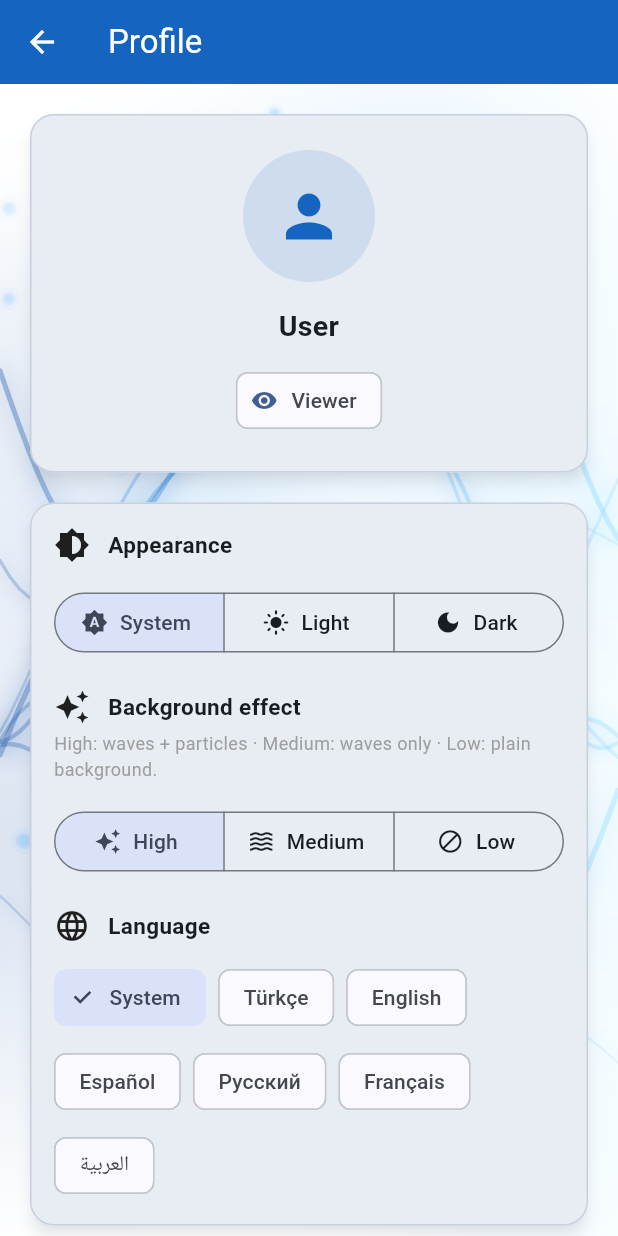
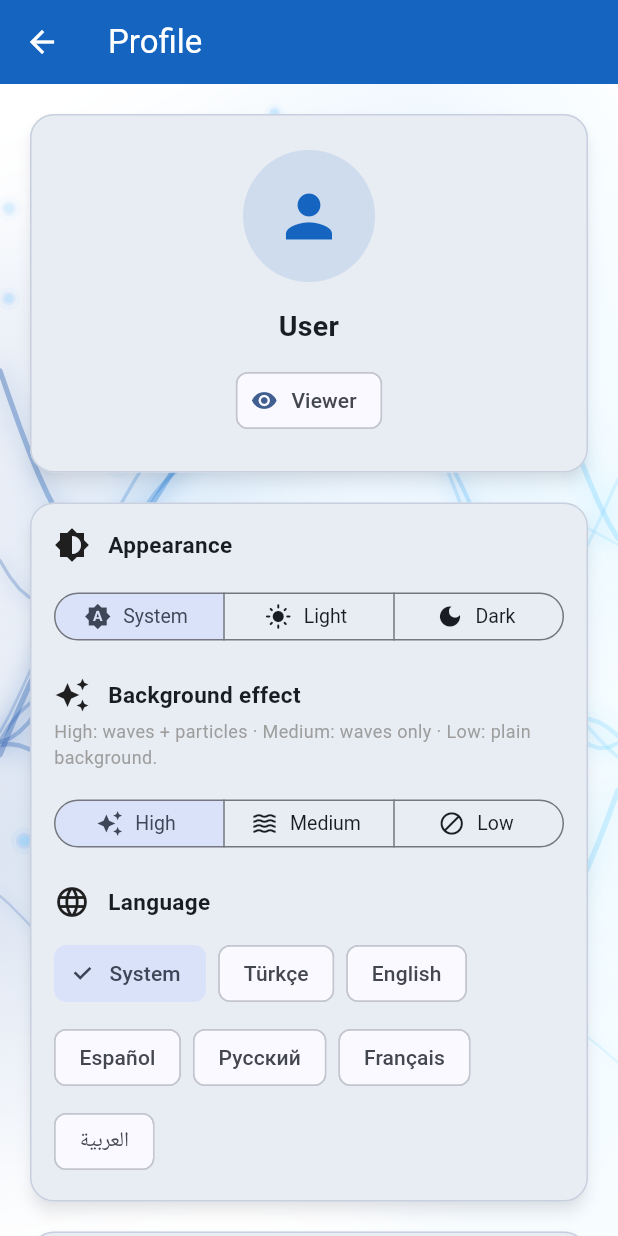
Before and after one commit to mefepalta/spor_okulu, a Flutter app: the screen it shows once a user with an empty profile is signed in, after a tap on the "account circle" icon, on a phone screen of 412 x 824 dp. Run offline on Flutter 3.47's test engine with Material 3 defaults, Android fonts, the phone set to English and light mode, and no system bars; our stand-ins replace cloud_firestore, firebase_auth, firebase_core, fl_chart, image_picker, shared_preferences; accounts and stored records are empty.

Commit message:
i18n: uzun etiketlerde tasma onlemleri (RU/FR)
Profil tema/arka plan segmented dugmelerine kompakt stil: ikon + uzun Rusca

etiket (Yuksek) artik tek satira sigiyor. Ozet metrik etiketleri deger gibi

FittedBox ile olceklenerek 4 sutunlu dar satirlarda kesilmiyor.

```diff
--- a/lib/screens/profile_screen.dart
+++ b/lib/screens/profile_screen.dart
@@ -18,6 +18,15 @@ import '../utils/role_l10n.dart';
 import '../widgets/wave_background.dart';
 import 'edit_account_screen.dart';
 import 'info_text_screen.dart';
+
+/// Ayar seçicileri (tema / arka plan) için ortak stil. İç dolguyu ve yazı
+/// boyutunu küçülterek ikon + uzun etiketlerin (ör. Rusça "Высокий") tek
+/// satıra sığmasını ve taşmamasını sağlar.
+final ButtonStyle _segmentedStyle = SegmentedButton.styleFrom(
+  visualDensity: VisualDensity.compact,
+  padding: const EdgeInsets.symmetric(horizontal: 4, vertical: 10),
+  textStyle: const TextStyle(fontSize: 13),
+);
 
 class ProfileScreen extends StatefulWidget {
   final String userRole;
@@ -310,6 +319,7 @@ class _ProfileScreenState extends State<ProfileScreen> {
                   width: double.infinity,
                   child: SegmentedButton<ThemeMode>(
                     showSelectedIcon: false,
+                    style: _segmentedStyle,
                     segments: [
                       ButtonSegment(
                         value: ThemeMode.system,
@@ -362,6 +372,7 @@ class _ProfileScreenState extends State<ProfileScreen> {
                   width: double.infinity,
                   child: SegmentedButton<BackgroundLevel>(
                     showSelectedIcon: false,
+                    style: _segmentedStyle,
                     segments: [
                       ButtonSegment(
                         value: BackgroundLevel.full,
```
Also changed, not shown: lib/widgets/summary_section.dart (+9 -5 lines).
